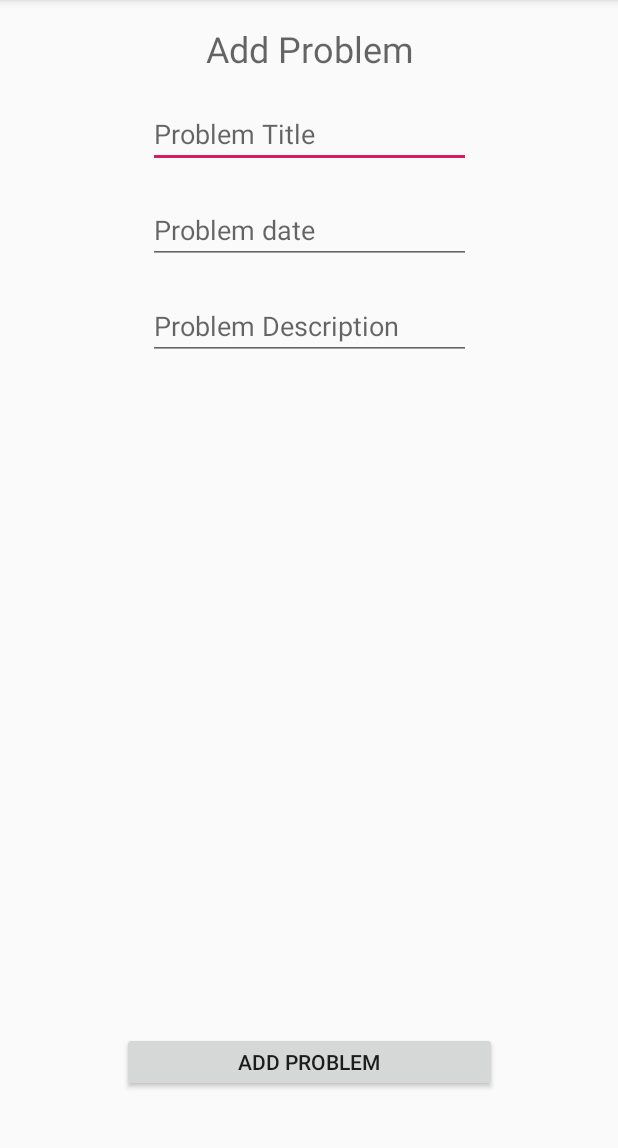
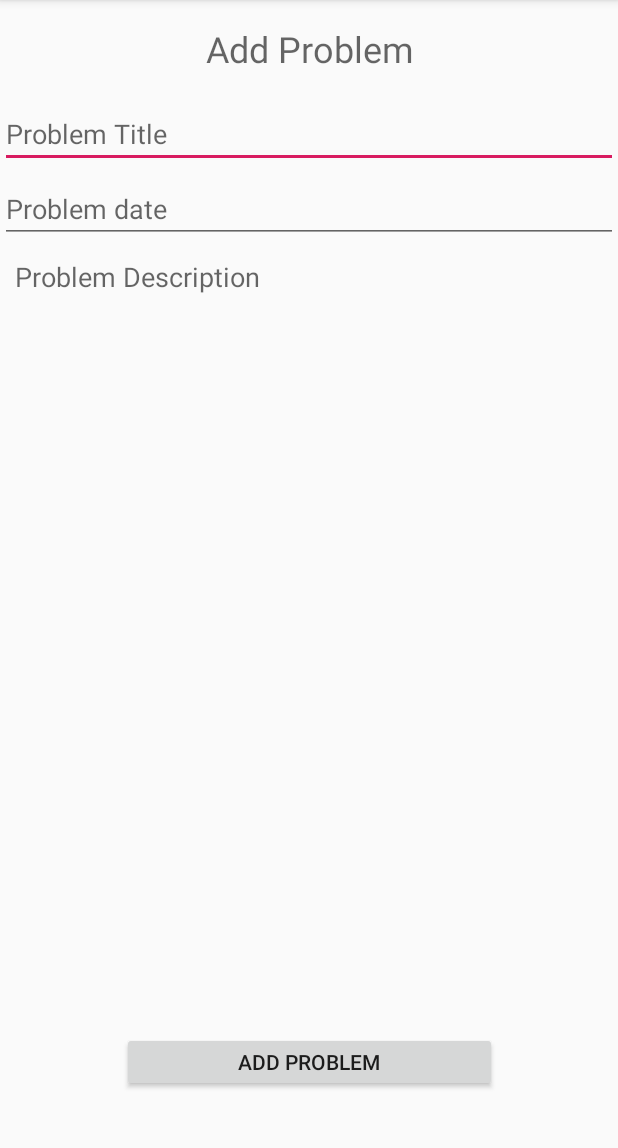
Before and after one commit to CMPUT301F18T19/HADA, an Android app: the AddProblemActivity screen opened directly, with no data from a screen before it, on a phone screen of 412 x 824 dp, the part 84-1232 px from its top. Run offline under Robolectric (Android 15) with nearby library versions, the phone set to English and light mode, and no system bars.

Commit message:
Fixed xml so the description is multi-line text, and fixed a couple of typos. 	modified:   app/src/main/java/ca/ualberta/cs/cmput301f18t19/hada/hada/ui/AddProblemActivity.java 	modified:   app/src/main/res/layout/activity_add_problem.xml

```diff
--- a/app/src/main/java/ca/ualberta/cs/cmput301f18t19/hada/hada/ui/AddProblemActivity.java
+++ b/app/src/main/java/ca/ualberta/cs/cmput301f18t19/hada/hada/ui/AddProblemActivity.java
@@ -2,6 +2,7 @@ package ca.ualberta.cs.cmput301f18t19.hada.hada.ui;
 
 import android.os.Bundle;
 import android.support.v7.app.AppCompatActivity;
+import android.util.Log;
 import android.view.View;
 import android.widget.Button;
 import android.widget.EditText;
@@ -33,12 +34,13 @@ public class AddProblemActivity extends AppCompatActivity {
             public void onClick(View v) {
                 String title = addProblemTitle.getText().toString();
                 String date = addProblemDate.getText().toString();
-                String Description = addProblemDescription.toString();
+                String description = addProblemDescription.getText().toString();
                 Toast.makeText(AddProblemActivity.this, "save problem", Toast.LENGTH_SHORT).show();
+                Log.d(TAG, "title = " + title);
+                Log.d(TAG, "date = " + date);
+                Log.d(TAG, "description = " + description);
 
                 //TODO: store problem by calling a controller
-
-                finish();
 
             }
         });
--- a/app/src/main/res/layout/activity_add_problem.xml
+++ b/app/src/main/res/layout/activity_add_problem.xml
@@ -1,11 +1,10 @@
-<?xml version="1.0" encoding="utf-8"?>
 <?xml version="1.0" encoding="utf-8"?>
 <android.support.constraint.ConstraintLayout xmlns:android="http://schemas.android.com/apk/res/android"
     xmlns:app="http://schemas.android.com/apk/res-auto"
     xmlns:tools="http://schemas.android.com/tools"
     android:layout_width="match_parent"
     android:layout_height="match_parent"
-    tools:context=".ui.AddRecordActivity">
+    tools:context="ui.AddProblemActivity">
 
     <TextView
         android:id="@+id/addProblemActivityTitle"
@@ -22,39 +21,48 @@
 
     <EditText
         android:id="@+id/addProblemTitle"
-        android:layout_width="215dp"
+        android:layout_width="match_parent"
         android:layout_height="40dp"
         android:layout_marginTop="24dp"
-        android:ems="10"
         android:hint="@string/add_problem_hint_title"
         android:inputType="text"
         android:singleLine="true"
         app:layout_constraintEnd_toEndOf="parent"
         app:layout_constraintStart_toStartOf="parent"
-        app:layout_constraintTop_toBottomOf="@+id/addProblemActivityTitle" />
+        app:layout_constraintTop_toBottomOf="@+id/addProblemActivityTitle"
+        android:importantForAutofill="no" />
 
     <EditText
         android:id="@+id/addProblemDate"
-        android:layout_width="215dp"
+        android:layout_width="match_parent"
         android:layout_height="40dp"
-        android:layout_marginTop="24dp"
-        android:ems="10"
+        android:layout_marginTop="10dp"
         android:hint="@string/add_problem_hint_date"
         android:inputType="date"
         android:singleLine="true"
         app:layout_constraintEnd_toEndOf="parent"
+        app:layout_constraintHorizontal_bias="0.514"
         app:layout_constraintStart_toStartOf="parent"
-        app:layout_constraintTop_toBottomOf="@+id/addProblemTitle" />
+        app:layout_constraintTop_toBottomOf="@+id/addProblemTitle"
+        android:importantForAutofill="no" />
 
     <EditText
         android:id="@+id/addProblemDescription"
-        android:layout_width="215dp"
-        android:layout_height="40dp"
-        android:layout_marginTop="24dp"
-        android:ems="10"
+        android:layout_width="match_parent"
+        android:layout_height="wrap_content"
+        android:layout_marginTop="10dp"
+        android:layout_marginHorizontal="10dp"
+        android:gravity="top|start"
+        android:inputType="textMultiLine"
         android:hint="@string/add_problem_hint_description"
-        android:inputType=""
-        android:singleLine="false"
+        android:background="@null"
+        android:singleLine="true"
+        android:scrollHorizontally="false"
+        android:importantForAutofill="no"
+        android:lines="10"
+        android:maxWidth="200dp"
+        android:maxLines="15"
+        android:minLines="5"
         app:layout_constraintEnd_toEndOf="parent"
         app:layout_constraintStart_toStartOf="parent"
         app:layout_constraintTop_toBottomOf="@+id/addProblemDate" />
```
